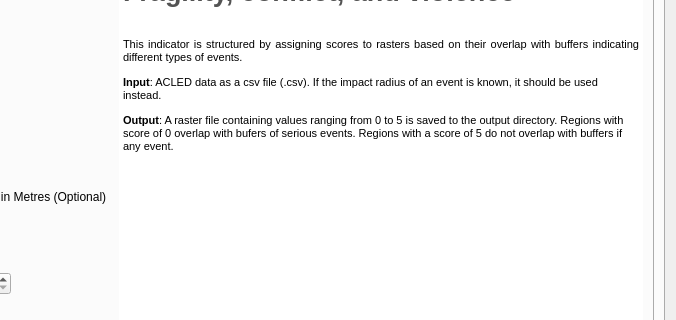
Old version of the form gender_indicator_tool/gender_indicator_tool_dialog_base.ui in the repository worldbank/GEEST; both pictures show x 112 to 788 and y 153 to 473 of the 788 by 775 pixel window.
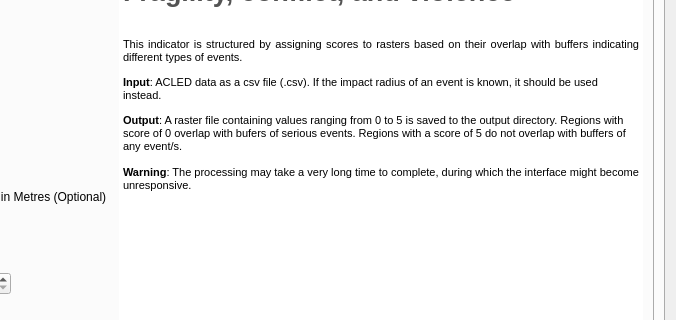
New version of the form. The open tabs and pages were chosen to show the change. Custom widgets are drawn as their Qt base class.

Commit message: Adds warning text to FCV that the processing takes long and UI becomes unresponsive.

What changed in the file:
```diff
--- a/gender_indicator_tool/gender_indicator_tool_dialog_base.ui
+++ b/gender_indicator_tool/gender_indicator_tool_dialog_base.ui
@@ -2953,7 +2953,7 @@
 &lt;p align=&quot;justify&quot; style=&quot;-qt-paragraph-type:empty; margin-top:0px; margin-bottom:0px; margin-left:0px; margin-right:0px; -qt-block-indent:0; text-indent:0px; font-size:20pt; font-weight:600; color:#535353;&quot;&gt;&lt;br /&gt;&lt;/p&gt;
 &lt;p align=&quot;justify&quot; style=&quot; margin-top:0px; margin-bottom:0px; margin-left:0px; margin-right:0px; -qt-block-indent:0; text-indent:0px;&quot;&gt;&lt;span style=&quot; font-size:8pt;&quot;&gt;This indicator is structured by assigning scores to rasters based on their overlap with buffers indicating different types of events.  &lt;/span&gt;&lt;/p&gt;
 &lt;p style=&quot; margin-top:12px; margin-bottom:12px; margin-left:0px; margin-right:0px; -qt-block-indent:0; text-indent:0px;&quot;&gt;&lt;a name=&quot;_Hlk146891458&quot;&gt;&lt;/a&gt;&lt;span style=&quot; font-size:8pt; font-weight:600;&quot;&gt;I&lt;/span&gt;&lt;span style=&quot; font-size:8pt; font-weight:600;&quot;&gt;nput&lt;/span&gt;&lt;span style=&quot; font-size:8pt;&quot;&gt;: ACLED data as a csv file (.csv). If the impact radius of an event is known, it should be used instead.&lt;/span&gt;&lt;/p&gt;
-&lt;p style=&quot; margin-top:12px; margin-bottom:12px; margin-left:0px; margin-right:0px; -qt-block-indent:0; text-indent:0px;&quot;&gt;&lt;span style=&quot; font-size:8pt; font-weight:600;&quot;&gt;Output&lt;/span&gt;&lt;span style=&quot; font-size:8pt;&quot;&gt;: A raster file containing values ranging from 0 to 5 is saved to the output directory. Regions with score of 0 overlap with bufers of serious events. Regions with a score of 5 do not overlap with buffers if any event. &lt;/span&gt;&lt;/p&gt;&lt;/body&gt;&lt;/html&gt;</string>
+&lt;p style=&quot; margin-top:12px; margin-bottom:12px; margin-left:0px; margin-right:0px; -qt-block-indent:0; text-indent:0px;&quot;&gt;&lt;span style=&quot; font-size:8pt; font-weight:600;&quot;&gt;Output&lt;/span&gt;&lt;span style=&quot; font-size:8pt;&quot;&gt;: A raster file containing values ranging from 0 to 5 is saved to the output directory. Regions with score of 0 overlap with bufers of serious events. Regions with a score of 5 do not overlap with buffers of any event/s.&lt;br /&gt;&lt;br /&gt;&lt;/span&gt;&lt;span style=&quot; font-size:8pt; font-weight:600;&quot;&gt;Warning&lt;/span&gt;&lt;span style=&quot; font-size:8pt;&quot;&gt;: The processing may take a very long time to complete, during which the interface might become unresponsive.  &lt;/span&gt;&lt;/p&gt;&lt;/body&gt;&lt;/html&gt;</string>
              </property>
             </widget>
            </item>
```
Left out of the diff: 2 changed lines with no effect on the pictures.
